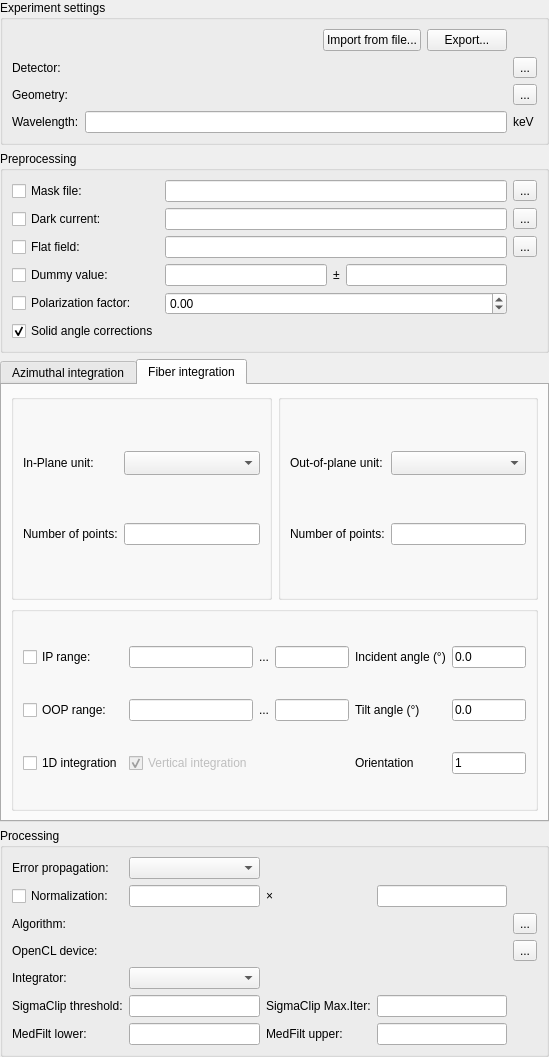
Above: src/pyFAI/resources/gui/worker-configurator.ui from silx-kit/pyFAI before the change. Below: the same form after it.
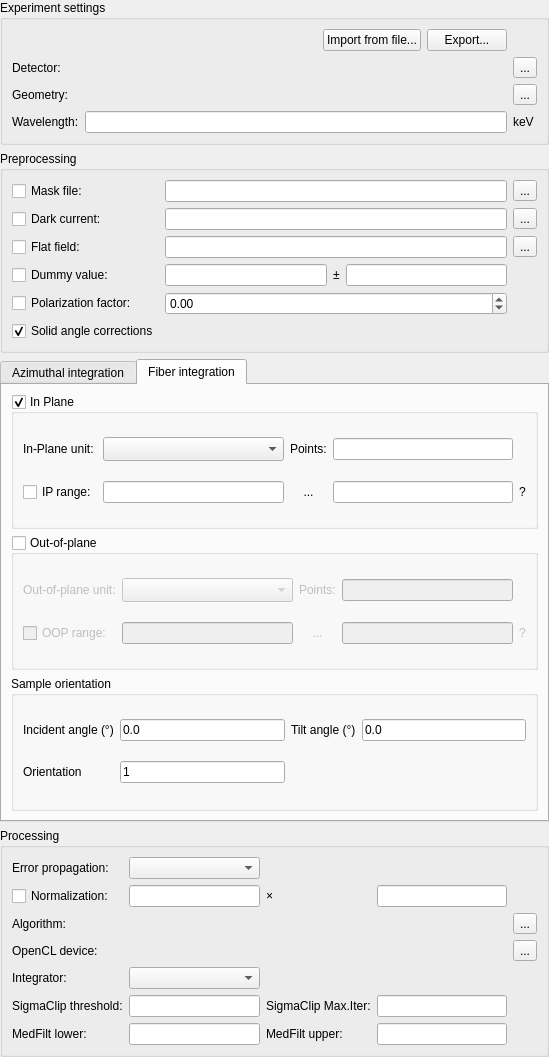
That is the form after the change. The open tabs and pages were chosen to show the change. Custom widgets are drawn as their Qt base class.

Commit message: refactor user interface

Diff of the .ui file:
```diff
--- a/src/pyFAI/resources/gui/worker-configurator.ui
+++ b/src/pyFAI/resources/gui/worker-configurator.ui
@@ -373,83 +373,7 @@
                  </property>
                 </widget>
                </item>
-               <item row="2" column="1">
-                <widget class="QLineEdit" name="nbpt_rad"/>
-               </item>
-               <item row="1" column="0">
-                <widget class="QLabel" name="label_12">
-                 <property name="text">
-                  <string>Radial unit:</string>
-                 </property>
-                </widget>
-               </item>
-               <item row="1" column="1">
-                <widget class="UnitSelector" name="radial_unit">
-                 <property name="sizeAdjustPolicy">
-                  <enum>QComboBox::AdjustToMinimumContentsLengthWithIcon</enum>
-                 </property>
-                </widget>
-               </item>
-              </layout>
-             </widget>
-            </item>
-            <item>
-             <widget class="QGroupBox" name="do_2D">
-              <property name="title">
-               <string>2D integration</string>
-              </property>
-              <property name="checkable">
-               <bool>true</bool>
-              </property>
-              <property name="checked">
-               <bool>false</bool>
-              </property>
-              <layout class="QGridLayout" name="gridLayout_7">
-               <item row="1" column="0">
-                <widget class="QLabel" name="label_20">
-                 <property name="text">
-                  <string>Number of points:</string>
-                 </property>
-                </widget>
-               </item>
-               <item row="0" column="0">
-                <widget class="QLabel" name="label_17">
-                 <property name="text">
-                  <string>Azimuthal unit:</string>
-                 </property>
-                </widget>
-               </item>
-               <item row="1" column="1">
-                <widget class="QLineEdit" name="nbpt_azim"/>
-               </item>
-               <item row="0" column="1">
-                <widget class="QLabel" name="azimuthal_unit">
-                 <property name="text">
-                  <string>χ (rad)</string>
-                 </property>
-                </widget>
-               </item>
-              </layout>
-             </widget>
-            </item>
-           </layout>
-          </item>
-          <item>
-           <layout class="QHBoxLayout" name="radial_hbox_2">
-            <item>
-             <widget class="QGroupBox" name="groupBox_5">
-              <property name="title">
-               <string>Integration range</string>
-              </property>
-              <layout class="QGridLayout" name="gridLayout_4">
-               <item row="2" column="2">
-                <widget class="QLabel" name="label_9">
-                 <property name="text">
-                  <string>...</string>
-                 </property>
-                </widget>
-               </item>
-               <item row="2" column="3">
+               <item row="3" column="3">
                 <widget class="QLineEdit" name="radial_range_max">
                  <property name="toolTip">
                   <string>upper radial bound</string>
@@ -547,122 +471,31 @@
            <layout class="QHBoxLayout" name="fiber_hbox_1">
             <item>
              <widget class="QGroupBox" name="do_1D_fiber">
+              <property name="title">
+               <string>In Plane</string>
+              </property>
+              <property name="checkable">
+               <bool>true</bool>
+              </property>
               <layout class="QGridLayout" name="gridLayout_fib_8">
-               <item row="1" column="0">
-                <widget class="QLabel" name="label_12_fib">
-                 <property name="text">
-                  <string>In-Plane unit:</string>
-                 </property>
-                </widget>
-               </item>
-               <item row="1" column="1">
-                <widget class="UnitSelector" name="ip_unit">
-                 <property name="sizeAdjustPolicy">
-                  <enum>QComboBox::AdjustToMinimumContentsLengthWithIcon</enum>
-                 </property>
-                </widget>
-               </item>
-               <item row="2" column="1">
-                <widget class="QLineEdit" name="nbpt_ip"/>
-               </item>
-               <item row="2" column="0">
+               <item row="1" column="3">
                 <widget class="QLabel" name="label_21_fib">
-                 <property name="text">
-                  <string>Number of points:</string>
+                 <property name="toolTip">
+                  <string>&lt;html&gt;&lt;head/&gt;&lt;body&gt;&lt;p&gt;Number of bins in this dimention&lt;/p&gt;&lt;/body&gt;&lt;/html&gt;</string>
                  </property>
-                </widget>
-               </item>
-              </layout>
-             </widget>
-            </item>
-            <item>
-             <widget class="QGroupBox" name="do_2D_fiber">
-              <layout class="QGridLayout" name="gridLayout_7_fib">
-               <item row="1" column="0">
-                <widget class="QLabel" name="label_20_fib">
                  <property name="text">
-                  <string>Number of points:</string>
+                  <string>Points:</string>
                  </property>
                 </widget>
                </item>
-               <item row="0" column="0">
-                <widget class="QLabel" name="label_17_fib">
-                 <property name="text">
-                  <string>Out-of-plane unit:</string>
-                 </property>
-                </widget>
-               </item>
-               <item row="1" column="1">
-                <widget class="QLineEdit" name="nbpt_oop"/>
-               </item>
-               <item row="0" column="1">
-                <widget class="UnitSelector" name="oop_unit">
+               <item row="1" column="2">
+                <widget class="UnitSelector" name="ip_unit">
                  <property name="sizeAdjustPolicy">
                   <enum>QComboBox::AdjustToMinimumContentsLengthWithIcon</enum>
                  </property>
                 </widget>
                </item>
-              </layout>
-             </widget>
-            </item>
-           </layout>
-          </item>
-          <item>
-           <layout class="QHBoxLayout" name="fiber_hbox_2">
-            <item>
-             <widget class="QGroupBox" name="groupBox_5_fib">
-              <property name="title">
-               <string/>
-              </property>
-              <layout class="QGridLayout" name="gridLayout_4_fib">
-               <item row="2" column="2">
-                <widget class="QLabel" name="label_9_fib">
-                 <property name="text">
-                  <string>...</string>
-                 </property>
-                </widget>
-               </item>
-               <item row="2" column="6">
-                <widget class="QLineEdit" name="incident_angle_deg">
-                 <property name="text">
-                  <string>0.0</string>
-                 </property>
-                </widget>
-               </item>
-               <item row="3" column="1">
-                <widget class="QLineEdit" name="oop_range_min">
-                 <property name="toolTip">
-                  <string>Lower out-of-plane bound</string>
-                 </property>
-                 <property name="text">
-                  <string/>
-                 </property>
-                </widget>
-               </item>
-               <item row="3" column="3">
-                <widget class="QLineEdit" name="oop_range_max">
-                 <property name="toolTip">
-                  <string>Upper out-of-plane bound</string>
-                 </property>
-                </widget>
-               </item>
-               <item row="4" column="1">
-                <widget class="QCheckBox" name="vertical_integration">
-                 <property name="enabled">
-                  <bool>false</bool>
-                 </property>
-                 <property name="text">
-                  <string>Vertical integration</string>
-                 </property>
-                 <property name="checkable">
-                  <bool>true</bool>
-                 </property>
-                 <property name="checked">
-                  <bool>true</bool>
-                 </property>
-                </widget>
-               </item>
-               <item row="2" column="0">
+               <item row="3" column="0">
                 <widget class="QCheckBox" name="do_ip_range">
                  <property name="toolTip">
                   <string>Limit/Force the in-plane range</string>
@@ -672,82 +505,179 @@
                  </property>
                 </widget>
                </item>
-               <item row="2" column="3">
-                <widget class="QLineEdit" name="ip_range_max">
-                 <property name="toolTip">
-                  <string>upper in-plane bound</string>
-                 </property>
-                </widget>
+               <item row="1" column="4">
+                <widget class="QLineEdit" name="nbpt_ip"/>
                </item>
-               <item row="3" column="0">
-                <widget class="QCheckBox" name="do_oop_range">
-                 <property name="toolTip">
-                  <string>Limit/force the out-of-plane range</string>
-                 </property>
+               <item row="3" column="3">
+                <widget class="QLabel" name="label_9_fib">
                  <property name="text">
-                  <string>OOP range:</string>
+                  <string>&lt;html&gt;&lt;head/&gt;&lt;body&gt;&lt;p align=&quot;center&quot;&gt;...&lt;/p&gt;&lt;/body&gt;&lt;/html&gt;</string>
                  </property>
                 </widget>
                </item>
-               <item row="3" column="6">
-                <widget class="QLineEdit" name="tilt_angle_deg">
-                 <property name="text">
-                  <string>0.0</string>
-                 </property>
-                </widget>
-               </item>
-               <item row="2" column="1">
+               <item row="3" column="2">
                 <widget class="QLineEdit" name="ip_range_min">
                  <property name="toolTip">
                   <string>Lower in-plane bound</string>
                  </property>
                 </widget>
                </item>
-               <item row="4" column="6">
-                <widget class="QLineEdit" name="sample_orientation">
-                 <property name="text">
-                  <string>1</string>
+               <item row="3" column="4">
+                <widget class="QLineEdit" name="ip_range_max">
+                 <property name="toolTip">
+                  <string>upper in-plane bound</string>
                  </property>
                 </widget>
                </item>
-               <item row="4" column="5">
-                <widget class="QLabel" name="label_6">
+               <item row="1" column="0">
+                <widget class="QLabel" name="label_12_fib">
                  <property name="text">
-                  <string>Orientation</string>
+                  <string>In-Plane unit:</string>
                  </property>
                 </widget>
                </item>
                <item row="3" column="5">
-                <widget class="QLabel" name="label_4">
+                <widget class="QLabel" name="IPUnitLabel">
                  <property name="text">
-                  <string>Tilt angle (°)</string>
+                  <string>?</string>
                  </property>
                 </widget>
                </item>
-               <item row="4" column="0">
-                <widget class="QCheckBox" name="do_1d_integration">
-                 <property name="text">
-                  <string>1D integration</string>
-                 </property>
-                 <property name="checked">
-                  <bool>false</bool>
-                 </property>
-                </widget>
-               </item>
-               <item row="3" column="2">
-                <widget class="QLabel" name="label_10_fib">
-                 <property name="text">
-                  <string>...</string>
-                 </property>
-                </widget>
-               </item>
-               <item row="2" column="5">
+              </layout>
+             </widget>
+            </item>
+           </layout>
+          </item>
+          <item>
+           <widget class="QGroupBox" name="groupBox_3">
+            <property name="title">
+             <string>Out-of-plane</string>
+            </property>
+            <property name="checkable">
+             <bool>true</bool>
+            </property>
+            <property name="checked">
+             <bool>false</bool>
+            </property>
+            <layout class="QGridLayout" name="gridLayout_4">
+             <item row="1" column="0">
+              <widget class="QCheckBox" name="do_oop_range">
+               <property name="toolTip">
+                <string>Limit/force the out-of-plane range</string>
+               </property>
+               <property name="text">
+                <string>OOP range:</string>
+               </property>
+              </widget>
+             </item>
+             <item row="1" column="2">
+              <widget class="QLabel" name="label_10_fib">
+               <property name="text">
+                <string>&lt;html&gt;&lt;head/&gt;&lt;body&gt;&lt;p align=&quot;center&quot;&gt;...&lt;/p&gt;&lt;/body&gt;&lt;/html&gt;</string>
+               </property>
+              </widget>
+             </item>
+             <item row="1" column="1">
+              <widget class="QLineEdit" name="oop_range_min">
+               <property name="toolTip">
+                <string>Lower out-of-plane bound</string>
+               </property>
+               <property name="text">
+                <string/>
+               </property>
+              </widget>
+             </item>
+             <item row="1" column="3">
+              <widget class="QLineEdit" name="oop_range_max">
+               <property name="toolTip">
+                <string>Upper out-of-plane bound</string>
+               </property>
+              </widget>
+             </item>
+             <item row="1" column="4">
+              <widget class="QLabel" name="OOPUnitLabel">
+               <property name="text">
+                <string>?</string>
+               </property>
+              </widget>
+             </item>
+             <item row="0" column="0">
+              <widget class="QLabel" name="label_17_fib">
+               <property name="text">
+                <string>Out-of-plane unit:</string>
+               </property>
+              </widget>
+             </item>
+             <item row="0" column="1">
+              <widget class="UnitSelector" name="oop_unit">
+               <property name="sizeAdjustPolicy">
+                <enum>QComboBox::AdjustToMinimumContentsLengthWithIcon</enum>
+               </property>
+              </widget>
+             </item>
+             <item row="0" column="2">
+              <widget class="QLabel" name="label_20_fib">
+               <property name="text">
+                <string>Points:</string>
+               </property>
+              </widget>
+             </item>
+             <item row="0" column="3">
+              <widget class="QLineEdit" name="nbpt_oop"/>
+             </item>
+            </layout>
+           </widget>
+          </item>
+          <item>
+           <layout class="QHBoxLayout" name="fiber_hbox_2">
+            <item>
+             <widget class="QGroupBox" name="groupBox_5_fib">
+              <property name="title">
+               <string>Sample orientation</string>
+              </property>
+              <layout class="QGridLayout" name="gridLayout_4_fib">
+               <item row="2" column="0">
                 <widget class="QLabel" name="label_3">
                  <property name="text">
                   <string>Incident angle (°)</string>
                  </property>
                 </widget>
                </item>
+               <item row="2" column="1">
+                <widget class="QLineEdit" name="incident_angle_deg">
+                 <property name="text">
+                  <string>0.0</string>
+                 </property>
+                </widget>
+               </item>
+               <item row="2" column="5">
+                <widget class="QLabel" name="label_4">
+                 <property name="text">
+                  <string>Tilt angle (°)</string>
+                 </property>
+                </widget>
+               </item>
+               <item row="2" column="6">
+                <widget class="QLineEdit" name="tilt_angle_deg">
+                 <property name="text">
+                  <string>0.0</string>
+                 </property>
+                </widget>
+               </item>
+               <item row="4" column="0">
+                <widget class="QLabel" name="label_6">
+                 <property name="text">
+                  <string>Orientation</string>
+                 </property>
+                </widget>
+               </item>
+               <item row="4" column="1">
+                <widget class="QLineEdit" name="sample_orientation">
+                 <property name="text">
+                  <string>1</string>
+                 </property>
+                </widget>
+               </item>
               </layout>
              </widget>
             </item>
```
Left out of the diff: 188 changed lines with no effect on the pictures.
